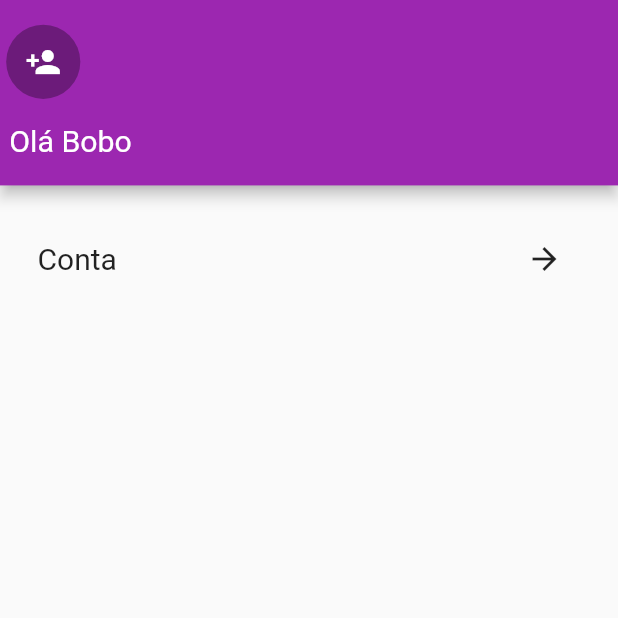
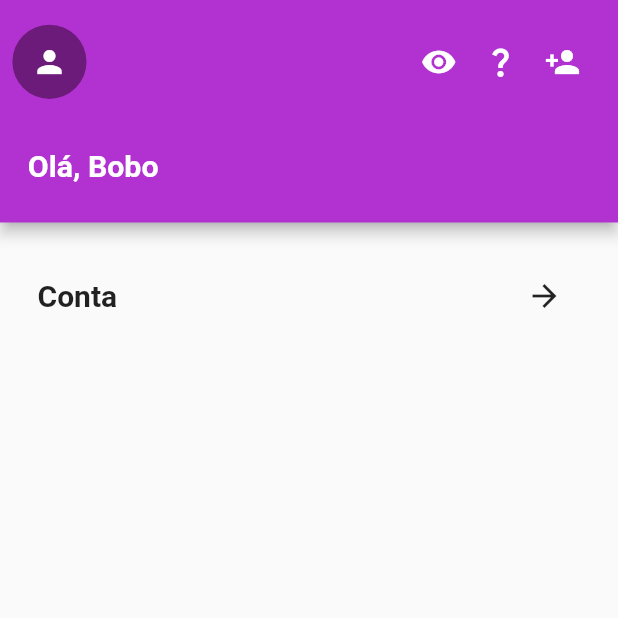
Before and after one commit to LeandroTheDev/nubank_flutter, a Flutter app: the screen it shows after launch, on a phone screen of 412 x 824 dp, the top half of it. Run offline on Flutter 3.47's test engine with Material 2 defaults, Android fonts, the phone set to English and light mode, and no system bars.

Commit message:
Otimization AppBar

```diff
--- /dev/null
+++ b/lib/appbar.dart
@@ -0,0 +1,77 @@
+import 'package:flutter/material.dart';
+
+class NuBar extends StatelessWidget {
+  final height;
+  final width;
+  const NuBar(this.height, this.width, {Key? key}) : super(key: key);
+
+  @override
+  Widget build(BuildContext context) {
+    return Column(
+      children: [
+        Row(
+          children: [
+            SizedBox(
+                height: height * 0.1,
+                width: width * 0.12,
+                child: Container(
+                    decoration: const BoxDecoration(
+                      shape: BoxShape.circle,
+                      color: Color.fromARGB(255, 108, 27, 122),
+                    ),
+                    child: const Icon(Icons.person))),
+            SizedBox(
+              width: width * 0.52,
+            ),
+
+            //Ativar e desativar visualização do dinheiro
+            SizedBox(
+                width: width * 0.1,
+                child: IconButton(
+                  onPressed: (){},
+                  icon: Icon(Icons.remove_red_eye)
+                )),
+
+            //Abrir menu de perguntas
+            SizedBox(
+                width: width * 0.1,
+                child: IconButton(
+                  onPressed: () {},
+                  icon: Icon(Icons.question_mark),
+                )),
+
+            //Abrir menu de convite
+            SizedBox(
+                width: width * 0.1,
+                child: IconButton(
+                  onPressed: () {},
+                  icon: Icon(Icons.person_add)
+                )),
+            SizedBox(
+              width: width * 0.04,
+            )
+          ],
+        ),
+        SizedBox(
+          height: height * 0.02,
+        ),
+        Row(
+          children: [
+            SizedBox(
+                width: width * 0.28,
+                child: Text(
+                  'Olá, Bobo',
+                  style: TextStyle(
+                    fontWeight: FontWeight.bold,
+                    fontSize: width * 0.049,
+                  ),
+                )),
+            SizedBox(
+              width: width * 0.65,
+            ),
+          ],
+        ),
+      ],
+    );
+  }
+}
--- a/lib/main.dart
+++ b/lib/main.dart
@@ -1,9 +1,12 @@
 import 'package:flutter/material.dart';
+import 'appbar.dart';
 
+//Inicialização
 void main() {
   runApp(const NubankApp());
 }
 
+//Criação da inicizalização
 class NubankApp extends StatelessWidget {
   const NubankApp({Key? key}) : super(key: key);
 
@@ -15,6 +18,7 @@ class NubankApp extends StatelessWidget {
   }
 }
 
+//Corpo do Aplicativo
 class Home extends StatelessWidget {
   const Home({Key? key}) : super(key: key);
 
@@ -23,48 +27,17 @@ class Home extends StatelessWidget {
     double width = MediaQuery.of(context).size.width;
     double height =
         MediaQuery.of(context).size.height - MediaQuery.of(context).padding.top;
+
+    //Appbar
+    final nuBar = AppBar(
+      toolbarHeight: height * 0.18,
+      backgroundColor: const Color.fromARGB(255, 177, 50, 209),
+      actions: [NuBar(height, width)],
+    );
+
+    //Inicio do App
     return Scaffold(
-        appBar: AppBar(
-          toolbarHeight: height * 0.15,
-          backgroundColor: Colors.purple,
-          actions: [
-            Column(
-              children: [
-                Row(
-                  children: [
-                    SizedBox(
-                      height: height * 0.1,
-                      width: width * 0.12,
-                      child: Container(
-                        decoration: BoxDecoration(
-                          shape: BoxShape.circle,
-                          color: Color.fromARGB(255, 108, 27, 122),
-                          ),
-                        child: Icon(Icons.person_add))),
-                    SizedBox(
-                      width: width * 0.87,
-                    )
-                  ],
-                ),
-                Row(
-                  children: [
-                    SizedBox(
-                    width: width * 0.28,
-                    child: Text(
-                      'Olá Bobo',
-                      style: TextStyle(
-                        fontSize: width * 0.049,
-                      ),
-                      )),
-                    SizedBox(
-                      width: width * 0.7,
-                    ),
-                  ],
-                ),
-              ],
-            )
-          ],
-        ),
+        appBar: nuBar,
         body: Column(
           children: [
             Padding(
@@ -77,6 +50,7 @@ class Home extends StatelessWidget {
                       child: const Text(
                         'Conta',
                         style: TextStyle(
+                          fontWeight: FontWeight.bold,
                           fontSize: 20,
                         ),
                       ),
@@ -85,7 +59,8 @@ class Home extends StatelessWidget {
                   SizedBox(
                     width: width * 0.60,
                   ),
-                  IconButton(onPressed: () {}, icon: const Icon(Icons.arrow_forward))
+                  IconButton(
+                      onPressed: () {}, icon: const Icon(Icons.arrow_forward))
                 ],
               ),
             )
```
